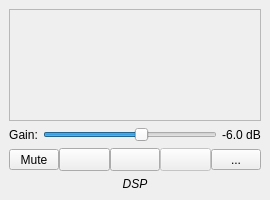
The window that src/qtgui/dockaudio.ui (gqrx-sdr/gqrx) describes before a commit, drawn with Qt 5.
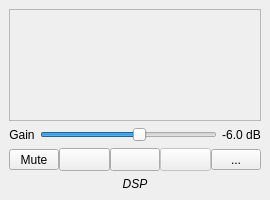
The same window after the commit. Icons and pictures are not drawn. Custom widgets are drawn as their Qt base class.

Commit message: Remove unnecessary ":" characters in input field labels

The edit to the form file:
```diff
--- a/src/qtgui/dockaudio.ui
+++ b/src/qtgui/dockaudio.ui
@@ -63,7 +63,7 @@
          </sizepolicy>
         </property>
         <property name="text">
-         <string>Gain:</string>
+         <string>Gain</string>
         </property>
         <property name="alignment">
          <set>Qt::AlignCenter</set>
```
The commit also changes 1 other file.
